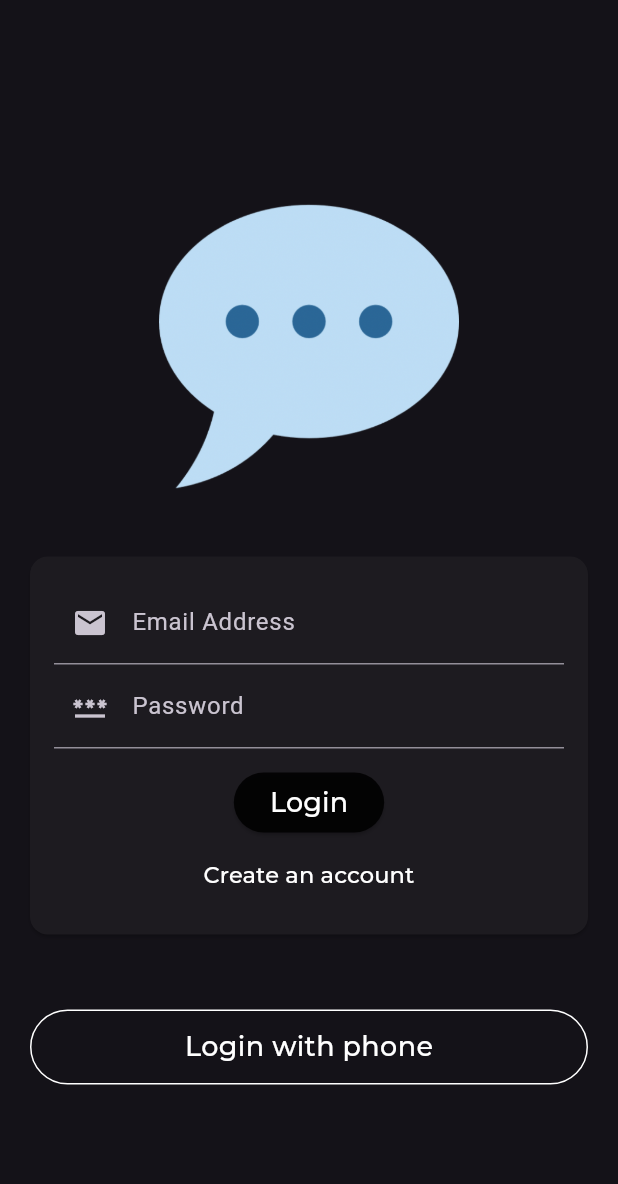
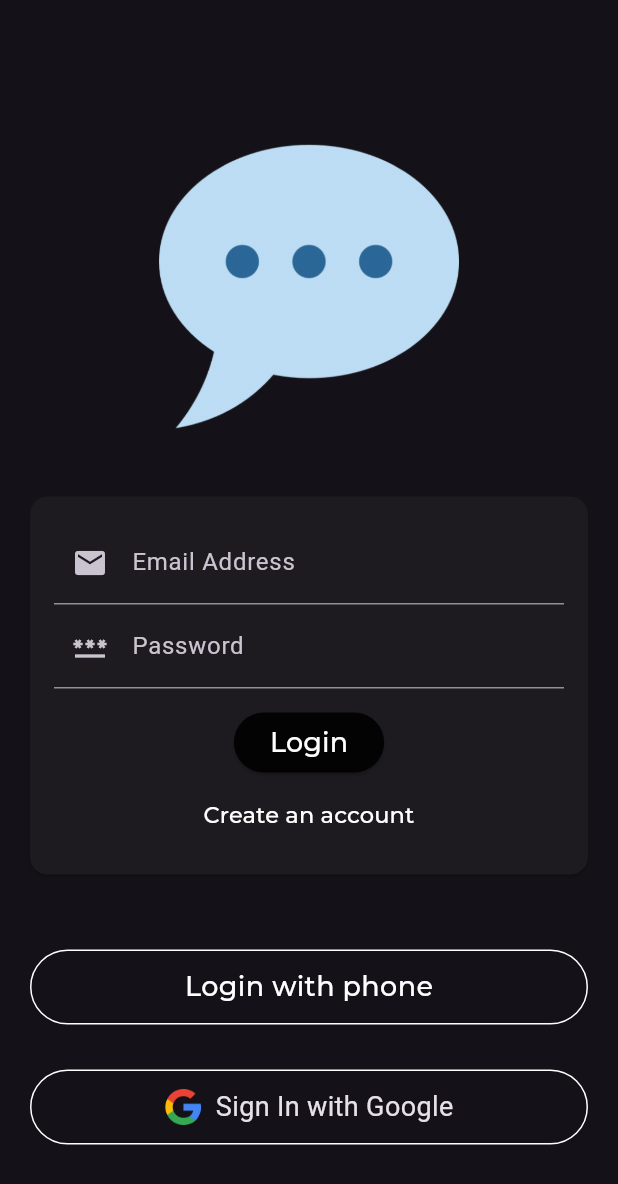
Before and after one commit to Viraj1812/firebase_features, a Flutter app: the screen it shows after launch, on a phone screen of 412 x 824 dp. Shown: the top 1184 px of the screen. Run offline on Flutter 3.47's test engine with Material 3 defaults, Android fonts, the phone set to English and light mode, and no system bars; our stand-ins replace firebase_auth, firebase_core, google_fonts, google_sign_in; accounts and stored records are empty.

Commit message:
Google Sign In - Done

```diff
--- a/lib/ui/auth/auth_screen.dart
+++ b/lib/ui/auth/auth_screen.dart
@@ -3,6 +3,7 @@ import 'package:firebase_features/ui/auth/login_with_phone_number.dart';
 import 'package:firebase_features/utils/helper_methods.dart';
 import 'package:flutter/material.dart';
 import 'package:google_fonts/google_fonts.dart';
+import 'package:google_sign_in/google_sign_in.dart';
 
 final _firebase = FirebaseAuth.instance;
 
@@ -150,12 +151,59 @@ class _AuthScreenState extends State<AuthScreen> {
                     ),
                   ),
                 ),
-              )
+              ),
+              const SizedBox(
+                height: 30,
+              ),
+              InkWell(
+                onTap: () => _handleGoogleSignIn(),
+                child: Container(
+                  margin: const EdgeInsets.only(
+                    left: 20,
+                    right: 20,
+                  ),
+                  height: 50,
+                  decoration: BoxDecoration(
+                      borderRadius: BorderRadius.circular(50),
+                      border: Border.all(color: Colors.white)),
+                  child: Row(
+                    mainAxisAlignment: MainAxisAlignment.center,
+                    children: [
+                      Image.asset(
+                        'assets/images/google_logo.png', // Replace with the path to your Google logo asset
+                        height: 24.0,
+                        width: 24.0,
+                      ),
+                      const SizedBox(width: 10),
+                      const Text(
+                        'Sign In with Google',
+                        style: TextStyle(fontSize: 18),
+                      ),
+                    ],
+                  ),
+                ),
+              ),
             ],
           ),
         ),
       ),
     );
+  }
+
+  void _handleGoogleSignIn() async {
+    GoogleSignInAccount? googleUser = await GoogleSignIn().signIn();
+
+    GoogleSignInAuthentication? googleAuth = await googleUser?.authentication;
+
+    AuthCredential credential = GoogleAuthProvider.credential(
+      accessToken: googleAuth?.accessToken,
+      idToken: googleAuth?.idToken,
+    );
+
+    UserCredential userCredential =
+        await _firebase.signInWithCredential(credential);
+
+    debugPrint(userCredential.toString());
   }
 
   void _submit() async {
--- a/pubspec.yaml
+++ b/pubspec.yaml
@@ -39,6 +39,7 @@ dependencies:
   firebase_core: ^2.24.2
   firebase_auth: ^4.16.0
   intl_phone_number_input: ^0.7.0
+  google_sign_in: ^6.2.1
 
 dev_dependencies:
   flutter_test:
@@ -65,6 +66,7 @@ flutter:
   # To add assets to your application, add an assets section, like this:
   assets:
     - assets/images/chat.png
+    - assets/images/google_logo.png
 
   # An image asset can refer to one or more resolution-specific "variants", see
   # https://flutter.dev/assets-and-images/#resolution-aware
```
Also changed, not shown: assets/images/google_logo.png (added), lib/firebase_options.dart, pubspec.lock, 3 other files.
